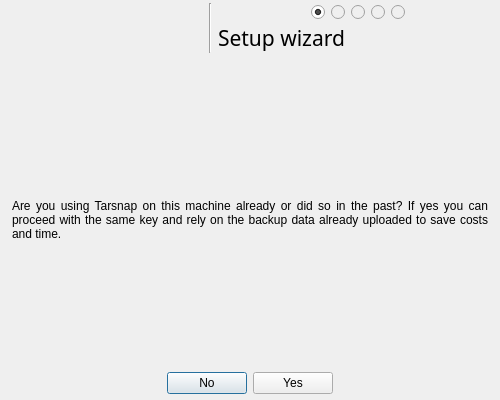
Before: the Qt Designer form forms/setupdialog.ui in Tarsnap/tarsnap-gui, drawn with Qt 5.
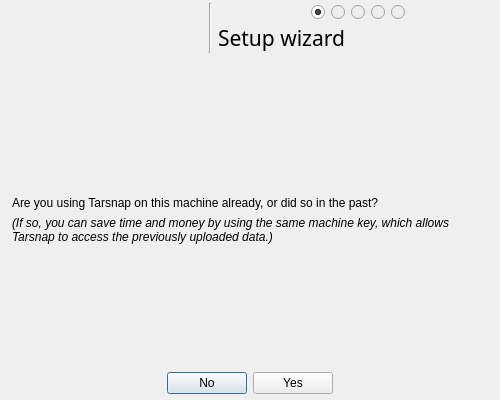
After: the same form once the commit is applied. The open tabs and pages were chosen to show the change. Icons and pictures are not drawn.

Commit message: Edit text in setup wizard

```diff
--- a/forms/setupdialog.ui
+++ b/forms/setupdialog.ui
@@ -716,7 +716,7 @@
        <item>
         <widget class="QLabel" name="label_3">
          <property name="text">
-          <string>Are you using Tarsnap on this machine already or did so in the past? If yes you can proceed with the same key and rely on the backup data already uploaded to save costs and time.</string>
+          <string>Are you using Tarsnap on this machine already, or did so in the past?</string>
          </property>
          <property name="alignment">
           <set>Qt::AlignJustify|Qt::AlignVCenter</set>
@@ -726,6 +726,21 @@
          </property>
         </widget>
        </item>
+       <item>
+        <widget class="QLabel" name="restorePageLabelAside">
+         <property name="font">
+          <font>
+           <italic>true</italic>
+          </font>
+         </property>
+         <property name="text">
+          <string>(If so, you can save time and money by using the same machine key, which allows Tarsnap to access the previously uploaded data.)</string>
+         </property>
+         <property name="wordWrap">
+          <bool>true</bool>
+         </property>
+        </widget>
+       </item>
        <item>
         <spacer name="verticalSpacer_4">
          <property name="orientation">
```
Left out of the diff: 27 changed lines with no effect on the pictures. The commit also changes 1 other file.
